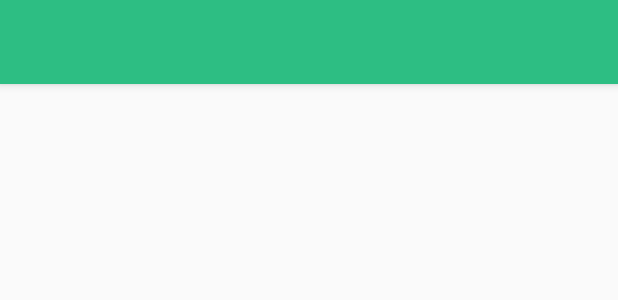
After one commit to MedicationReminder/MedicationReminder, an Android app: the layout base_toolbar.xml on its own in the app's theme, with its tools: preview values and no code run, on a phone screen of 412 x 824 dp. The commit adds this screen. Shown: the top 300 px of the screen. Run offline under Robolectric (Android 15) with nearby library versions, the light colour scheme and no system bars.

Commit message:
加入baseToolbar

```diff
--- a/app/build.gradle
+++ b/app/build.gradle
@@ -5,7 +5,7 @@ android {
     buildToolsVersion "25.0.3"
     defaultConfig {
         applicationId "com.renqi.takemedicine"
-        minSdkVersion 15
+        minSdkVersion 19
         targetSdkVersion 25
         versionCode 1
         versionName "1.0"
@@ -24,6 +24,8 @@ dependencies {
     androidTestCompile('com.android.support.test.espresso:espresso-core:2.2.2', {
         exclude group: 'com.android.support', module: 'support-annotations'
     })
+
+    compile 'com.android.support:design:25.1.1'
     compile 'com.android.support:appcompat-v7:25.3.1'
     compile 'com.android.support.constraint:constraint-layout:1.0.2'
     testCompile 'junit:junit:4.12'
@@ -34,4 +36,5 @@ dependencies {
     compile 'com.google.code.gson:gson:2.8.0'
     compile 'org.xutils:xutils:3.3.42'
     compile 'com.blankj:utilcode:1.3.7'
+    compile 'com.lzy.widget:imagepicker:0.3.2'
 }
--- a/app/src/main/java/com/renqi/takemedicine/app/AppConstants.java
+++ b/app/src/main/java/com/renqi/takemedicine/app/AppConstants.java
@@ -7,4 +7,8 @@ package com.renqi.takemedicine.app;
 
 public class AppConstants {
     //各种变量
+    public  static class ToolBarTitle
+    {
+        public static String addContacts ="添加联系人";
+    }
 }
--- a/app/src/main/java/com/renqi/takemedicine/utils/XUtilHttpRequest.java
+++ b/app/src/main/java/com/renqi/takemedicine/utils/XUtilHttpRequest.java
@@ -38,7 +38,7 @@ public  class XUtilHttpRequest {
 
     /**
      * 单例模式
-     *
+     *这里封装了xutils的http
      * @return
      */
     public static XUtilHttpRequest getInstance() {
--- a/app/src/main/res/layout/activity_main.xml
+++ b/app/src/main/res/layout/activity_main.xml
@@ -5,8 +5,10 @@
     android:layout_width="match_parent"
     android:layout_height="match_parent"
     tools:context="com.renqi.takemedicine.activity.MainActivity">
-
+ <include
+     layout="@layout/base_toolbar"></include>
     <TextView
+        android:id="@+id/text"
         android:layout_width="wrap_content"
         android:layout_height="wrap_content"
         android:text="Hello World!"
--- /dev/null
+++ b/app/src/main/res/layout/base_toolbar.xml
@@ -0,0 +1,33 @@
+<?xml version="1.0" encoding="utf-8"?>
+<LinearLayout
+    xmlns:app="http://schemas.android.com/apk/res-auto"
+    xmlns:tools="http://schemas.android.com/tools"
+    xmlns:android="http://schemas.android.com/apk/res/android"
+    android:orientation="vertical" android:layout_width="match_parent"
+    android:layout_height="match_parent">
+    <android.support.design.widget.AppBarLayout
+        android:id="@+id/appbar"
+        android:layout_width="match_parent"
+        android:layout_height="wrap_content"
+        app:theme="@style/AppTheme.AppBarOverlay"
+        tools:layout_editor_absoluteY="0dp"
+        tools:layout_editor_absoluteX="8dp">
+
+        <android.support.v7.widget.Toolbar
+            android:id="@+id/toolbar"
+            android:layout_width="match_parent"
+            android:layout_height="?attr/actionBarSize"
+            app:popupTheme="@style/AppTheme.PopupOverlay" >
+            <TextView
+
+                android:id="@+id/toolbar_title"
+                android:layout_width="wrap_content"
+                android:layout_height="wrap_content"
+                android:layout_gravity="center"
+                android:singleLine="true"
+                android:textColor="@color/white"
+                android:textSize="25sp" />
+        </android.support.v7.widget.Toolbar>
+
+    </android.support.design.widget.AppBarLayout>
+</LinearLayout>
--- a/app/src/main/res/values/colors.xml
+++ b/app/src/main/res/values/colors.xml
@@ -1,6 +1,8 @@
 <?xml version="1.0" encoding="utf-8"?>
 <resources>
-    <color name="colorPrimary">#3F51B5</color>
-    <color name="colorPrimaryDark">#303F9F</color>
+    <color name="colorPrimary">#2dbe83</color>
+    <color name="colorPrimaryDark">#13b774</color>
     <color name="colorAccent">#FF4081</color>
+    <color name="green">#00ff00</color>
+    <color name="white">#ffffff</color>
 </resources>
--- a/app/src/main/res/values/styles.xml
+++ b/app/src/main/res/values/styles.xml
@@ -1,11 +1,22 @@
 <resources>
 
     <!-- Base application theme. -->
-    <style name="AppTheme" parent="Theme.AppCompat.Light.DarkActionBar">
+    <style name="AppTheme" parent="Theme.AppCompat.Light.NoActionBar">
         <!-- Customize your theme here. -->
         <item name="colorPrimary">@color/colorPrimary</item>
         <item name="colorPrimaryDark">@color/colorPrimaryDark</item>
         <item name="colorAccent">@color/colorAccent</item>
+        <item name="windowActionBar">false</item>
+        <item name="windowNoTitle">true</item>
     </style>
+    <!--toolbar替代actionbar后必须设置主题为NoActionBar-->
+    <style name="AppTheme.NoActionBar">
+        <item name="windowActionBar">false</item>
+        <item name="windowNoTitle">true</item>
+    </style>
+    <!--控制头部据appbar的样式-->
+    <style name="AppTheme.AppBarOverlay" parent="ThemeOverlay.AppCompat.Dark.ActionBar"/>
 
+    <!--用于控制toolbar溢出菜单的样式-->
+    <style name="AppTheme.PopupOverlay" parent="ThemeOverlay.AppCompat.Light"/>
 </resources>
--- a/build.gradle
+++ b/build.gradle
@@ -15,6 +15,7 @@ buildscript {
 allprojects {
     repositories {
         jcenter()
+        maven { url "https://jitpack.io" }
     }
 }
 
```
Also changed, not shown: app/src/main/java/com/renqi/takemedicine/activity/MainActivity.java (+11 -4 lines), app/src/main/java/com/renqi/takemedicine/base/BaseActivity.java (+94 -0 lines), 1 other file.
